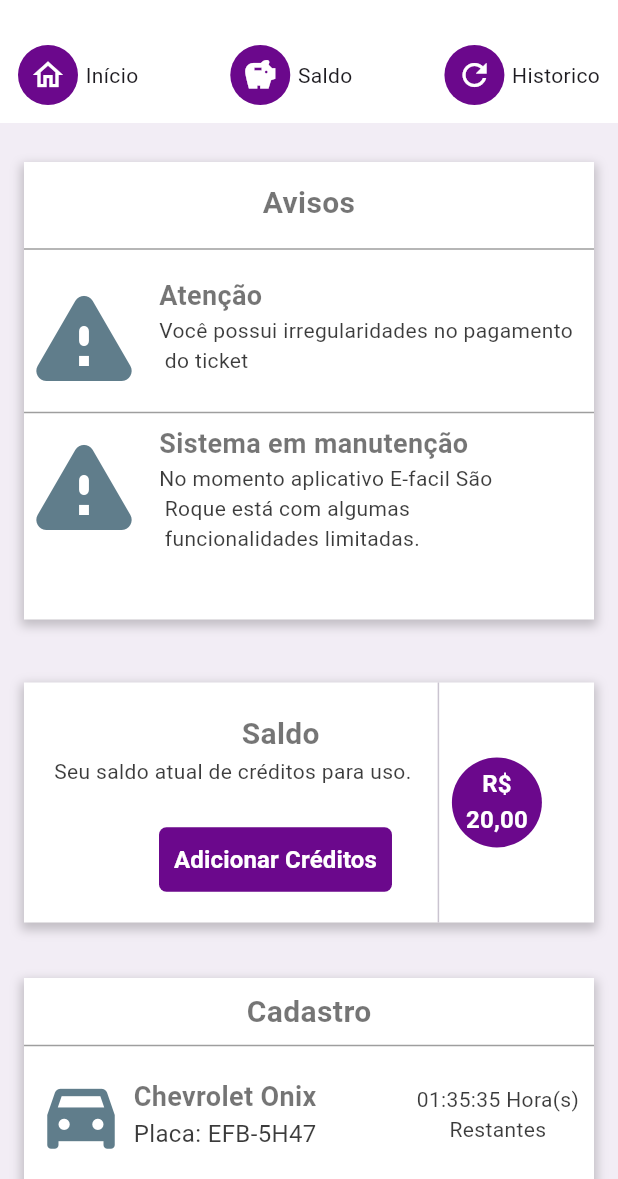
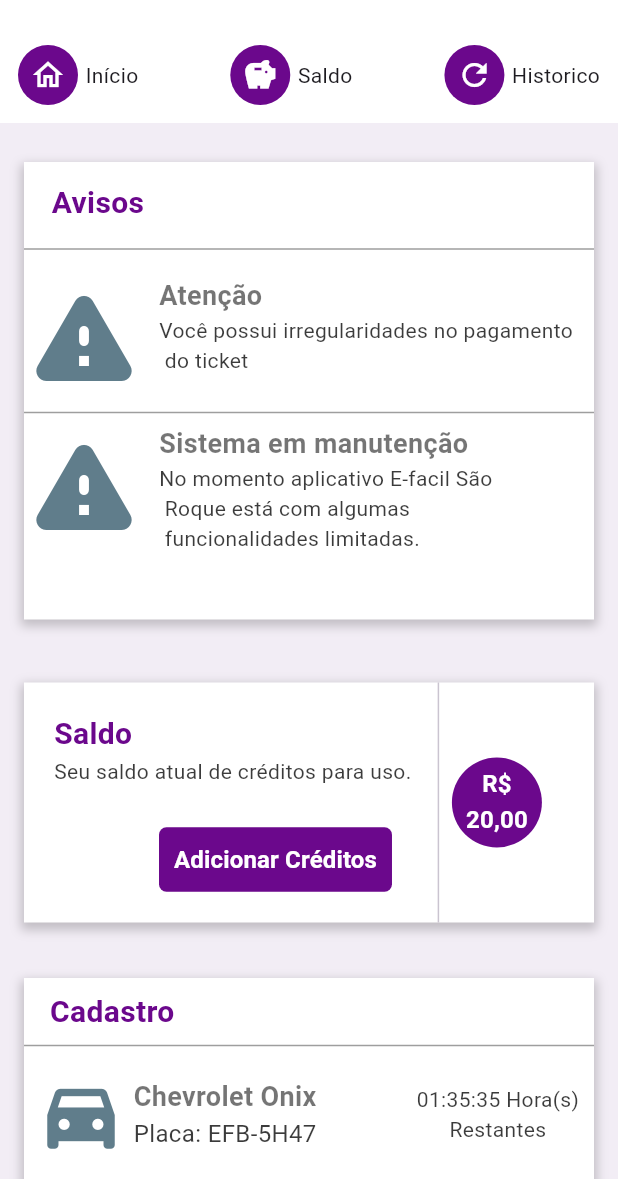
Before and after one commit to GleitonF/estacionamento-saoroque, a Flutter app: the Home screen opened directly, on a phone screen of 412 x 824 dp, the part 57-1236 px from its top. Run offline on Flutter 3.47's test engine with Material 3 defaults, Android fonts, the phone set to English and light mode, and no system bars; our stand-ins replace lottie.

Commit message:
coloquei avisos saldo cadasto esquerda e cor roxa

```diff
--- a/flutter_aplication_estacionamento/lib/pages/home/Home.dart
+++ b/flutter_aplication_estacionamento/lib/pages/home/Home.dart
@@ -56,17 +56,17 @@ class _MyHomePageState extends State<Home> {
                 height: 305,
                 width: 396,
                 child: Column(
-                  crossAxisAlignment: CrossAxisAlignment.center,
+                  crossAxisAlignment: CrossAxisAlignment.start,
                   children: [
                     SizedBox(height: 5),
                     Padding(
                       padding: const EdgeInsets.all(8.0),
                       child: Text(
-                        'Avisos',
+                        '  Avisos',
                         style: TextStyle(
                           fontSize: 20,
                           fontWeight: FontWeight.bold,
-                          color: Colors.black54,
+                          color: AppColors.secondaryColor,
                         ),
                         textAlign: TextAlign.center,
                       ),
@@ -174,17 +174,17 @@ class _MyHomePageState extends State<Home> {
                         crossAxisAlignment: CrossAxisAlignment.start,
                         children: [
                           Padding(
-                            padding: const EdgeInsets.only(left: 125, top: 20),
+                            padding: const EdgeInsets.only(left: 0, top: 20),
                             child: Expanded(
                               child: Row(
-                                mainAxisAlignment: MainAxisAlignment.end,
+                                mainAxisAlignment: MainAxisAlignment.start,
                                 children: [
                                   Text(
                                     'Saldo',
                                     style: TextStyle(
                                       fontSize: 20,
                                       fontWeight: FontWeight.bold,
-                                      color: Colors.black54,
+                                      color: AppColors.secondaryColor,
                                     ),
                                   ),
                                 ],
@@ -196,6 +196,7 @@ class _MyHomePageState extends State<Home> {
                             'Seu saldo atual de créditos para uso.',
                             style: TextStyle(color: AppColors.textColor),
                           ),
+
                           SizedBox(height: 25),
                           Row(
                             children: [
@@ -285,14 +286,14 @@ class _MyHomePageState extends State<Home> {
                         top: 8,
                       ),
                       child: Row(
-                        mainAxisAlignment: MainAxisAlignment.center,
+                        mainAxisAlignment: MainAxisAlignment.start,
                         children: [
                           Text(
-                            'Cadastro',
+                            ' Cadastro',
                             style: TextStyle(
                               fontSize: 20,
                               fontWeight: FontWeight.bold,
-                              color: Colors.black54,
+                              color: AppColors.secondaryColor,
                             ),
                           ),
                         ],
```
